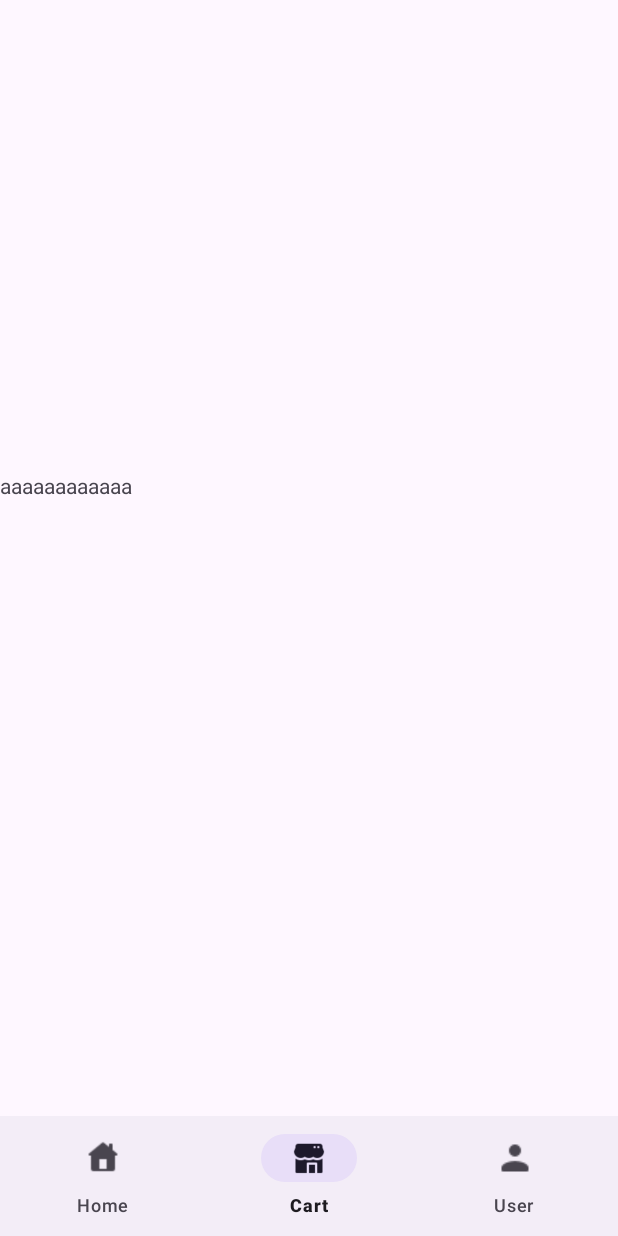
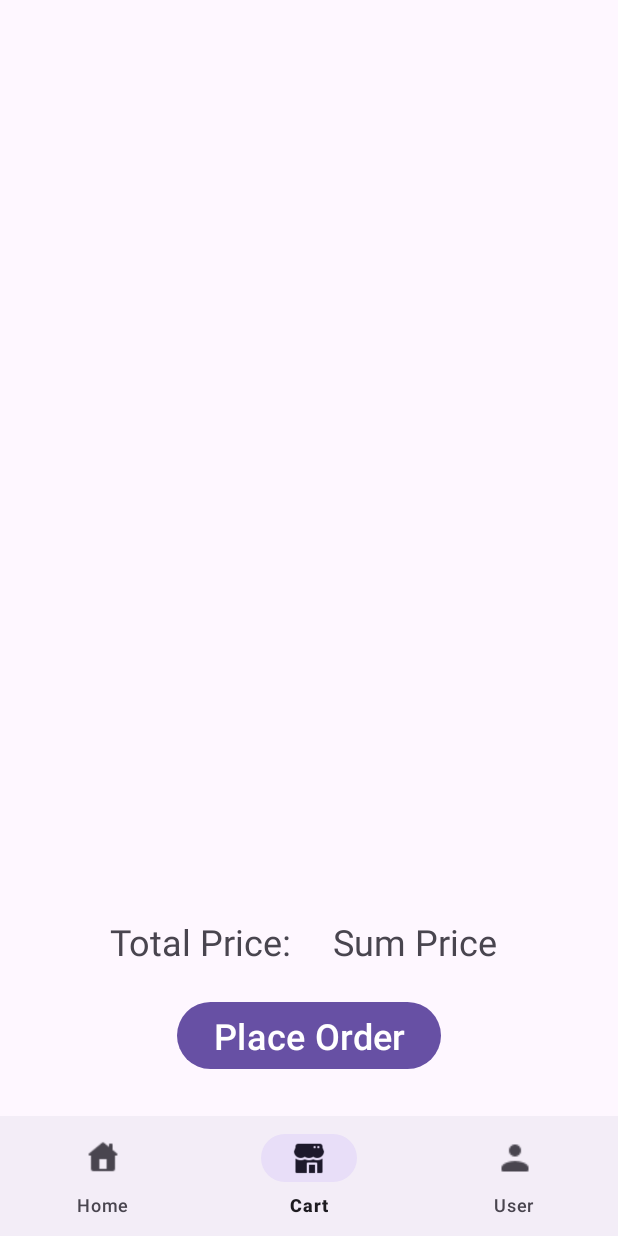
Before and after one commit to galaticwarrior123/Comestic_AppMoblie_Project, an Android app: the fragment UserFragment placed in its activity, item 2 of the bottom bar chosen, on a phone screen of 412 x 824 dp. Run offline under Robolectric (Android 15) with nearby library versions, the phone set to English and light mode, and no system bars; pictures from the network do not load; 2 statements that could not run were skipped.

Commit message:
Update cart

```diff
--- a/app/src/main/java/vn/appCosmetic/Controller/User/User/UserFragment.java
+++ b/app/src/main/java/vn/appCosmetic/Controller/User/User/UserFragment.java
@@ -17,6 +17,7 @@ import com.bumptech.glide.Glide;
 import retrofit2.Call;
 import retrofit2.Callback;
 import retrofit2.Response;
+import vn.appCosmetic.Controller.LoginRegister.LoginActivity;
 import vn.appCosmetic.Model.Users;
 import vn.appCosmetic.R;
 import vn.appCosmetic.ServiceAPI.RetrofitClient;
@@ -24,7 +25,7 @@ import vn.appCosmetic.ServiceAPI.RetrofitPrivate;
 import vn.appCosmetic.ServiceAPI.Users.APIUsersService;
 
 public class UserFragment extends Fragment {
-    private Button btnProfile;
+    private Button btnProfile, btnLogout;
     private TextView txtUserFragmentName;
     private ImageView imgUserFragment;
 
@@ -69,6 +70,25 @@ public class UserFragment extends Fragment {
                 startActivity(intent);
             }
         });
+
+        // Trong UserFragment.java
+        btnLogout = view.findViewById(R.id.btnUserFragmentLogOut);
+        btnLogout.setOnClickListener(new View.OnClickListener() {
+            @Override
+            public void onClick(View v) {
+                // Xóa các giá trị đã lưu trong SharedPreferences
+                SharedPreferences sharedPreferences = requireActivity().getSharedPreferences("MyPrefs", Context.MODE_PRIVATE);
+                SharedPreferences.Editor editor = sharedPreferences.edit();
+                editor.clear();
+                editor.apply();
+
+                // Hiển thị thông báo và đưa người dùng về màn hình đăng nhập
+                Toast.makeText(getContext(), "Logged out successfully", Toast.LENGTH_SHORT).show();
+                Intent intent = new Intent(getActivity(), LoginActivity.class);
+                startActivity(intent);
+                requireActivity().finish();
+            }
+        });
         return view;
     }
 }
--- a/app/src/main/res/layout/fragment_cart.xml
+++ b/app/src/main/res/layout/fragment_cart.xml
@@ -6,15 +6,46 @@
     android:layout_height="match_parent"
     tools:context=".Controller.User.Cart.CartFragment">
 
-    <TextView
+    <androidx.recyclerview.widget.RecyclerView
+        android:id="@+id/recycler_cart"
         android:layout_width="match_parent"
-        android:layout_height="50dp"
-        android:layout_marginTop="307dp"
-        android:layout_marginBottom="374dp"
-        android:text="aaaaaaaaaaaa"
-        app:layout_constraintBottom_toBottomOf="parent"
+        android:layout_height="584dp"
         app:layout_constraintEnd_toEndOf="parent"
         app:layout_constraintStart_toStartOf="parent"
         app:layout_constraintTop_toTopOf="parent" />
 
+    <TextView
+        android:id="@+id/textView5"
+        android:layout_width="wrap_content"
+        android:layout_height="wrap_content"
+        android:layout_marginStart="73dp"
+        android:layout_marginTop="27dp"
+        android:text="Total Price:"
+        android:textSize="24sp"
+        app:layout_constraintStart_toStartOf="parent"
+        app:layout_constraintTop_toBottomOf="@+id/recycler_cart" />
+
+    <TextView
+        android:id="@+id/txt_total_price"
+        android:layout_width="wrap_content"
+        android:layout_height="wrap_content"
+        android:layout_marginStart="28dp"
+        android:layout_marginTop="27dp"
+        android:layout_marginEnd="81dp"
+        android:text="Sum Price"
+        android:textSize="24sp"
+        app:layout_constraintEnd_toEndOf="parent"
+        app:layout_constraintStart_toEndOf="@+id/textView5"
+        app:layout_constraintTop_toBottomOf="@+id/recycler_cart" />
+
+    <Button
+        android:id="@+id/btn_place_order"
+        android:layout_width="wrap_content"
+        android:layout_height="wrap_content"
+        android:layout_marginTop="80dp"
+        android:text="Place Order"
+        android:textSize="24sp"
+        app:layout_constraintEnd_toEndOf="parent"
+        app:layout_constraintStart_toStartOf="parent"
+        app:layout_constraintTop_toBottomOf="@+id/recycler_cart" />
 </androidx.constraintlayout.widget.ConstraintLayout>
```
Also changed, not shown: app/src/main/java/vn/appCosmetic/Controller/User/Home/ProductDetail/ProductDetailActivity.java (+70 -0 lines).
